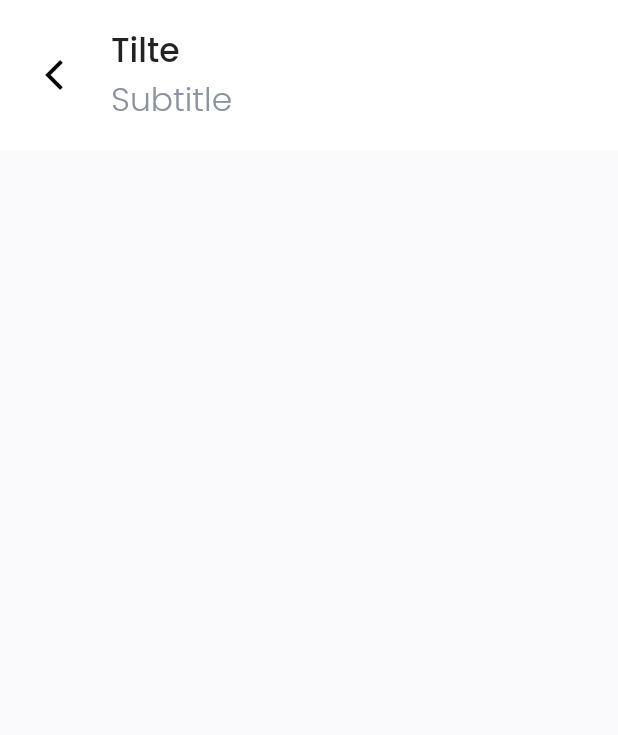
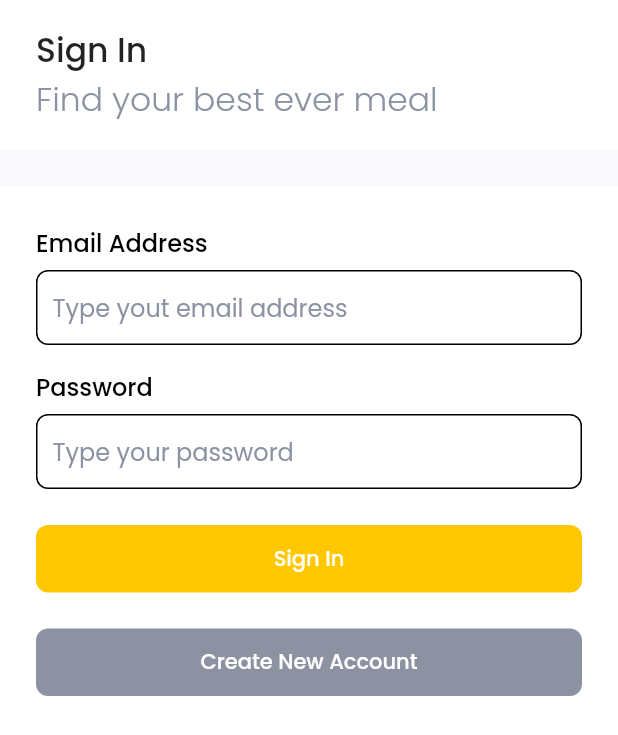
Before and after one commit to masovin/foodmarket, a Flutter app: the screen it shows after launch, on a phone screen of 412 x 824 dp. Shown: the top 735 px of the screen. Run offline on Flutter 3.47's test engine with Material 2 defaults, Android fonts, the phone set to English and light mode, and no system bars; our stand-ins replace flutter_spinkit, get, google_fonts, supercharged.

Commit message:
[D] - Sign Up Page

```diff
--- a/lib/main.dart
+++ b/lib/main.dart
@@ -1,4 +1,5 @@
 import 'package:flutter/material.dart';
+import 'package:get/get.dart';
 
 import 'ui/pages/pages.dart';
 
@@ -11,11 +12,7 @@ class MyApp extends StatelessWidget {
 
   @override
   Widget build(BuildContext context) {
-    return MaterialApp(
-      debugShowCheckedModeBanner: false,
-      home: GeneralPage(
-        onBackButtonPressed: () {},
-      ),
-    );
+    return GetMaterialApp(
+        debugShowCheckedModeBanner: false, home: SignInPage());
   }
 }
--- a/lib/shared/shared.dart
+++ b/lib/shared/shared.dart
@@ -1,4 +1,5 @@
 import 'package:flutter/material.dart';
+import 'package:flutter/widgets.dart';
 import 'package:google_fonts/google_fonts.dart';
 import 'package:supercharged/supercharged.dart';
 
--- a/lib/shared/theme.dart
+++ b/lib/shared/theme.dart
@@ -4,5 +4,10 @@ Color mainColor = "FFC700".toColor();
 Color greyColor = "8D92A3".toColor();
 
 TextStyle greyFontStyle = GoogleFonts.poppins().copyWith(color: greyColor);
+TextStyle blackFontStyle1 = GoogleFonts.poppins()
+    .copyWith(color: Colors.black, fontSize: 22, fontWeight: FontWeight.w500);
+TextStyle blackFontStyle2 = GoogleFonts.poppins()
+    .copyWith(color: Colors.black, fontSize: 16, fontWeight: FontWeight.w500);
+TextStyle blackFontStyle3 = GoogleFonts.poppins().copyWith(color: Colors.black);
 
 const double defaultMargin = 24;
--- a/lib/ui/pages/general_page.dart
+++ b/lib/ui/pages/general_page.dart
@@ -4,10 +4,12 @@ class GeneralPage extends StatelessWidget {
   final String title;
   final String subtitle;
   final onBackButtonPressed;
+  final child;
   const GeneralPage(
       {this.title = "Tilte",
       this.subtitle = "Subtitle",
-      this.onBackButtonPressed});
+      this.onBackButtonPressed,
+      this.child});
 
   @override
   Widget build(BuildContext context) {
@@ -19,7 +21,7 @@ class GeneralPage extends StatelessWidget {
           ),
           SafeArea(
               child: Container(
-            color: "FAFAFC".toColor(),
+            color: Colors.white,
           )),
           SafeArea(
               child: ListView(
@@ -27,7 +29,6 @@ class GeneralPage extends StatelessWidget {
               Column(
                 children: [
                   Container(
-                    margin: EdgeInsets.only(bottom: defaultMargin),
                     padding: EdgeInsets.symmetric(horizontal: defaultMargin),
                     width: double.infinity,
                     height: 100,
@@ -35,7 +36,13 @@ class GeneralPage extends StatelessWidget {
                     child: Row(
                       children: [
                         onBackButtonPressed != null
-                            ? Container(
+                            ? GestureDetector(
+                                onTap: () {
+                                  if (onBackButtonPressed != null) {
+                                    onBackButtonPressed();
+                                  }
+                                },
+                                child: Container(
                                   width: 24,
                                   height: 24,
                                   margin: EdgeInsets.only(right: 26),
@@ -43,6 +50,7 @@ class GeneralPage extends StatelessWidget {
                                       image: DecorationImage(
                                           image: AssetImage(
                                               'assets/back_arrow.png'))),
+                                ),
                               )
                             : SizedBox(),
                         Column(
@@ -66,6 +74,12 @@ class GeneralPage extends StatelessWidget {
                       ],
                     ),
                   ),
+                  Container(
+                    height: defaultMargin,
+                    width: double.infinity,
+                    color: "FAFAFC".toColor(),
+                  ),
+                  child ?? SizedBox()
                 ],
               )
             ],
--- a/lib/ui/pages/pages.dart
+++ b/lib/ui/pages/pages.dart
@@ -1,7 +1,12 @@
 import 'package:flutter/material.dart';
 import 'package:flutter/cupertino.dart';
+import 'package:flutter/widgets.dart';
+import 'package:flutter_spinkit/flutter_spinkit.dart';
 import 'package:foodmarket/shared/shared.dart';
 import 'package:google_fonts/google_fonts.dart';
 import 'package:supercharged/supercharged.dart';
+import 'package:get/get.dart';
 
 part 'general_page.dart';
+part 'sign_in_page.dart';
+part 'sign_up_page.dart';
--- /dev/null
+++ b/lib/ui/pages/sign_in_page.dart
@@ -0,0 +1,118 @@
+part of 'pages.dart';
+
+class SignInPage extends StatefulWidget {
+  SignInPage({Key? key}) : super(key: key);
+
+  @override
+  _SignInPageState createState() => _SignInPageState();
+}
+
+class _SignInPageState extends State<SignInPage> {
+  @override
+  Widget build(BuildContext context) {
+    TextEditingController emailController = TextEditingController();
+    TextEditingController passwordController = TextEditingController();
+    bool isLoading = false;
+    return GeneralPage(
+        title: "Sign In",
+        subtitle: "Find your best ever meal",
+        child: Column(
+          children: [
+            Container(
+              width: double.infinity,
+              margin: EdgeInsets.fromLTRB(defaultMargin, 26, defaultMargin, 6),
+              child: Text(
+                "Email Address",
+                style: blackFontStyle2,
+              ),
+            ),
+            Container(
+              width: double.infinity,
+              margin: EdgeInsets.symmetric(horizontal: defaultMargin),
+              padding: EdgeInsets.symmetric(horizontal: 10),
+              decoration: BoxDecoration(
+                borderRadius: BorderRadius.circular(8),
+                border: Border.all(
+                  color: Colors.black,
+                ),
+              ),
+              child: TextField(
+                controller: emailController,
+                decoration: InputDecoration(
+                    border: InputBorder.none,
+                    hintStyle: greyFontStyle,
+                    hintText: 'Type yout email address'),
+              ),
+            ),
+            Container(
+              width: double.infinity,
+              margin: EdgeInsets.fromLTRB(defaultMargin, 16, defaultMargin, 6),
+              child: Text(
+                "Password",
+                style: blackFontStyle2,
+              ),
+            ),
+            Container(
+              width: double.infinity,
+              margin: EdgeInsets.symmetric(horizontal: defaultMargin),
+              padding: EdgeInsets.symmetric(horizontal: 10),
+              decoration: BoxDecoration(
+                borderRadius: BorderRadius.circular(8),
+                border: Border.all(
+                  color: Colors.black,
+                ),
+              ),
+              child: TextField(
+                controller: passwordController,
+                decoration: InputDecoration(
+                    border: InputBorder.none,
+                    hintStyle: greyFontStyle,
+                    hintText: 'Type your password'),
+              ),
+            ),
+            Container(
+                width: double.infinity,
+                margin: EdgeInsets.only(top: 24),
+                height: 45,
+                padding: EdgeInsets.symmetric(horizontal: defaultMargin),
+                child: isLoading
+                    ? SpinKitFadingCircle(
+                        size: 45,
+                        color: mainColor,
+                      )
+                    : RaisedButton(
+                        onPressed: () {},
+                        elevation: 0,
+                        shape: RoundedRectangleBorder(
+                            borderRadius: BorderRadius.circular(8)),
+                        color: mainColor,
+                        child: Text('Sign In',
+                            style: GoogleFonts.poppins(
+                                color: Colors.white,
+                                fontWeight: FontWeight.w500)))),
+            Container(
+                width: double.infinity,
+                margin: EdgeInsets.only(top: 24),
+                height: 45,
+                padding: EdgeInsets.symmetric(horizontal: defaultMargin),
+                child: isLoading
+                    ? SpinKitFadingCircle(
+                        size: 45,
+                        color: mainColor,
+                      )
+                    : RaisedButton(
+                        onPressed: () {
+                          Get.to(SignUpPage());
+                        },
+                        elevation: 0,
+                        shape: RoundedRectangleBorder(
+                            borderRadius: BorderRadius.circular(8)),
+                        color: greyColor,
+                        child: Text('Create New Account',
+                            style: GoogleFonts.poppins(
+                                color: Colors.white,
+                                fontWeight: FontWeight.w500))))
+          ],
+        ));
+  }
+}
--- a/pubspec.yaml
+++ b/pubspec.yaml
@@ -36,6 +36,8 @@ dependencies:
   flutter_bloc: ^7.2.0
   google_fonts: ^2.1.0
   supercharged: ^2.0.0
+  flutter_spinkit: ^5.1.0
+  get: ^4.3.8
 
 dev_dependencies:
   flutter_test:
```
Also changed, not shown: lib/ui/pages/sign_up_page.dart (added, +132 -0 lines), pubspec.lock, 9 other files. Lines whose indentation alone changed are shown as unchanged.
